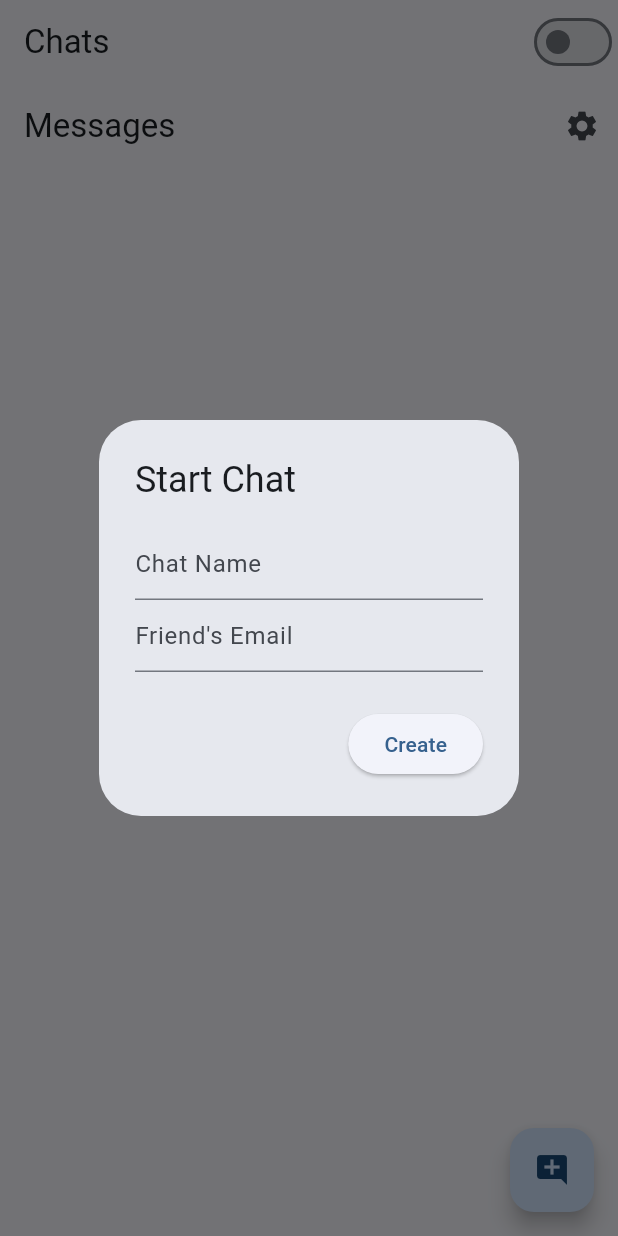
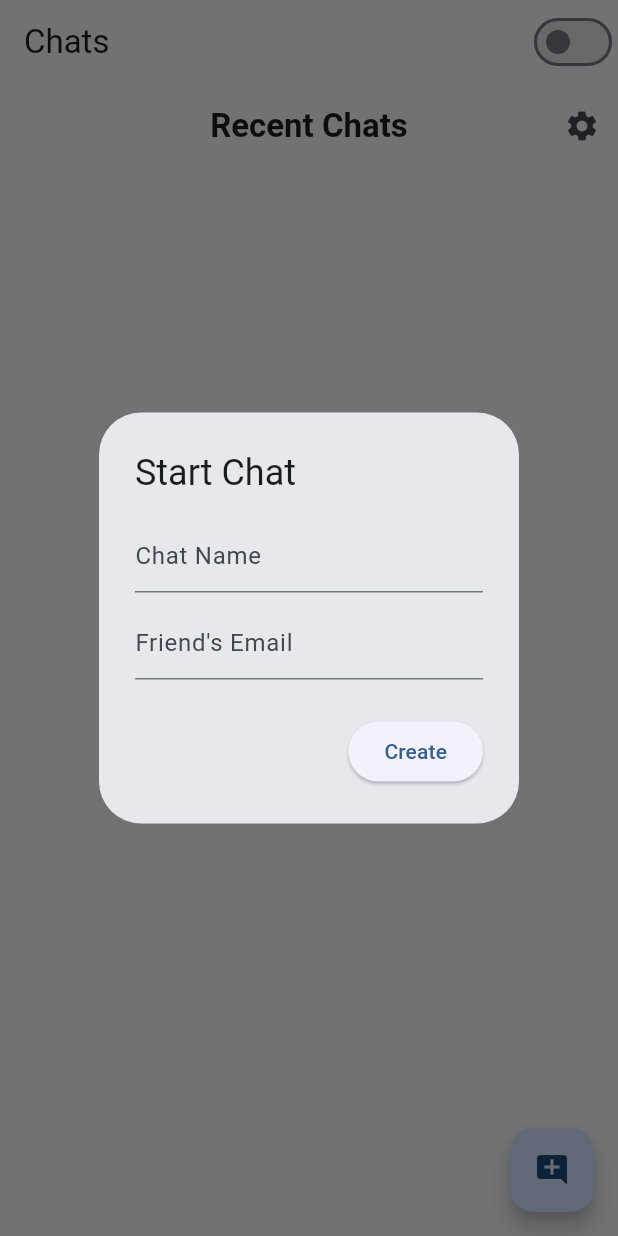
Before and after one commit to Happiejulia/group_two_chatting_app, a Flutter app: the screen it shows once a user with an empty profile is signed in, after a tap on the "add comment" icon, on a phone screen of 412 x 824 dp. Run offline on Flutter 3.47's test engine with Material 3 defaults, Android fonts, the phone set to English and light mode, and no system bars; our stand-ins replace cloud_firestore, firebase_auth, firebase_core, shared_preferences; accounts and stored records are empty.

Commit message:
Updated recent chats UI in chat_list_screen

```diff
--- a/lib/screens/chat_list_screen.dart
+++ b/lib/screens/chat_list_screen.dart
@@ -9,59 +9,199 @@ class ChatListScreen extends StatelessWidget {
   final bool isDarkMode;
   final Function(bool) onThemeChanged;
 
-  const ChatListScreen({super.key, required this.isDarkMode, required this.onThemeChanged});
+  const ChatListScreen({
+    super.key,
+    required this.isDarkMode,
+    required this.onThemeChanged,
+  });
 
   @override
   Widget build(BuildContext context) {
     return Scaffold(
       appBar: AppBar(
-        title: const Text("Messages"),
+        title: const Text(
+          "Recent Chats",
+          style: TextStyle(fontWeight: FontWeight.bold),
+        ),
+        centerTitle: true,
         actions: [
           IconButton(
             icon: const Icon(Icons.settings),
-            onPressed: () => Navigator.push(context, MaterialPageRoute(
-                builder: (c) => SettingsScreen(isDarkMode: isDarkMode, onThemeChanged: onThemeChanged))),
+            onPressed: () => Navigator.push(
+              context,
+              MaterialPageRoute(
+                builder: (c) => SettingsScreen(
+                  isDarkMode: isDarkMode,
+                  onThemeChanged: onThemeChanged,
+                ),
+              ),
+            ),
           )
         ],
       ),
       body: StreamBuilder(
-        stream: FirebaseFirestore.instance.collection('groups')
-            .where('members', arrayContains: FirebaseAuth.instance.currentUser!.uid)
+        stream: FirebaseFirestore.instance
+            .collection('groups')
+            .where('members',
+                arrayContains: FirebaseAuth.instance.currentUser!.uid)
             .snapshots(),
         builder: (context, AsyncSnapshot<QuerySnapshot> snapshot) {
-          if (!snapshot.hasData) return const Center(child: CircularProgressIndicator());
-          if (snapshot.data!.docs.isEmpty) return const Center(child: Text("No chats. Tap + to start!"));
+          if (!snapshot.hasData) {
+            return const Center(child: CircularProgressIndicator());
+          }
 
-          return ListView(
-            children: snapshot.data!.docs.map((doc) => ListTile(
-              leading: const CircleAvatar(child: Icon(Icons.person)),
-              title: Text(doc['name']),
-              subtitle: Text(doc['lastMessage']),
-              onTap: () => Navigator.push(context, MaterialPageRoute(builder: (c) => ChatRoomScreen(groupId: doc.id))),
-            )).toList(),
+          if (snapshot.data!.docs.isEmpty) {
+            return Center(
+              child: Column(
+                mainAxisAlignment: MainAxisAlignment.center,
+                children: const [
+                  Icon(Icons.chat_bubble_outline,
+                      size: 60, color: Colors.grey),
+                  SizedBox(height: 10),
+                  Text(
+                    "No recent chats",
+                    style: TextStyle(
+                        fontSize: 18,
+                        fontWeight: FontWeight.w500),
+                  ),
+                  Text("Tap + to start a conversation"),
+                ],
+              ),
+            );
+          }
+
+          return ListView.builder(
+            padding:
+                const EdgeInsets.symmetric(vertical: 10),
+            itemCount: snapshot.data!.docs.length,
+            itemBuilder: (context, index) {
+              var doc = snapshot.data!.docs[index];
+
+              String name = doc['name'] ?? "Chat";
+              String lastMessage =
+                  doc['lastMessage'] ?? "No messages yet";
+
+              return Padding(
+                padding: const EdgeInsets.symmetric(
+                    horizontal: 12, vertical: 6),
+                child: Card(
+                  elevation: 3,
+                  shape: RoundedRectangleBorder(
+                    borderRadius:
+                        BorderRadius.circular(15),
+                  ),
+                  child: ListTile(
+                    contentPadding:
+                        const EdgeInsets.symmetric(
+                            horizontal: 16,
+                            vertical: 10),
+                    leading: CircleAvatar(
+                      radius: 25,
+                      backgroundColor:
+                          Theme.of(context)
+                              .colorScheme
+                              .primary,
+                      child: Text(
+                        name.isNotEmpty
+                            ? name[0].toUpperCase()
+                            : "?",
+                        style: const TextStyle(
+                            color: Colors.white,
+                            fontWeight:
+                                FontWeight.bold),
+                      ),
+                    ),
+                    title: Text(
+                      name,
+                      style: const TextStyle(
+                          fontWeight:
+                              FontWeight.bold,
+                          fontSize: 16),
+                    ),
+                    subtitle: Text(
+                      lastMessage,
+                      maxLines: 1,
+                      overflow:
+                          TextOverflow.ellipsis,
+                      style: TextStyle(
+                          color:
+                              Colors.grey[600]),
+                    ),
+                    trailing: const Icon(
+                        Icons.arrow_forward_ios,
+                        size: 16),
+                    onTap: () => Navigator.push(
+                      context,
+                      MaterialPageRoute(
+                        builder: (c) =>
+                            ChatRoomScreen(
+                                groupId:
+                                    doc.id),
+                      ),
+                    ),
+                  ),
+                ),
+              );
+            },
           );
         },
       ),
-      floatingActionButton: FloatingActionButton(
+      floatingActionButton:
+          FloatingActionButton(
         onPressed: () => _showAddChat(context),
-        child: const Icon(Icons.add_comment),
+        child:
+            const Icon(Icons.add_comment),
       ),
     );
   }
 
   void _showAddChat(context) {
-    final email = TextEditingController();
-    final name = TextEditingController();
-    showDialog(context: context, builder: (c) => AlertDialog(
-      title: const Text("Start Chat"),
-      content: Column(mainAxisSize: MainAxisSize.min, children: [
-        TextField(controller: name, decoration: const InputDecoration(hintText: "Chat Name")),
-        TextField(controller: email, decoration: const InputDecoration(hintText: "Friend's Email")),
-      ]),
-      actions: [ElevatedButton(onPressed: () {
-        DatabaseService().startNewChat(email.text, name.text);
-        Navigator.pop(c);
-      }, child: const Text("Create"))],
-    ));
+    final email =
+        TextEditingController();
+    final name =
+        TextEditingController();
+
+    showDialog(
+      context: context,
+      builder: (c) => AlertDialog(
+        title:
+            const Text("Start Chat"),
+        content: Column(
+          mainAxisSize:
+              MainAxisSize.min,
+          children: [
+            TextField(
+              controller: name,
+              decoration:
+                  const InputDecoration(
+                      hintText:
+                          "Chat Name"),
+            ),
+            const SizedBox(
+                height: 10),
+            TextField(
+              controller: email,
+              decoration:
+                  const InputDecoration(
+                      hintText:
+                          "Friend's Email"),
+            ),
+          ],
+        ),
+        actions: [
+          ElevatedButton(
+            onPressed: () {
+              DatabaseService()
+                  .startNewChat(
+                      email.text,
+                      name.text);
+              Navigator.pop(c);
+            },
+            child:
+                const Text("Create"),
+          )
+        ],
+      ),
+    );
   }
 }
```
